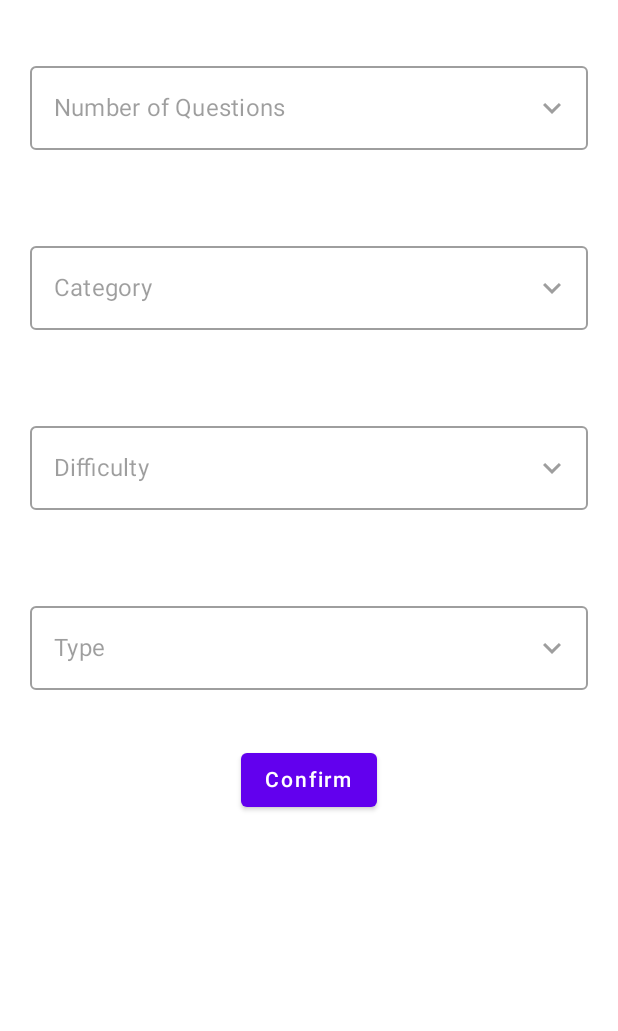
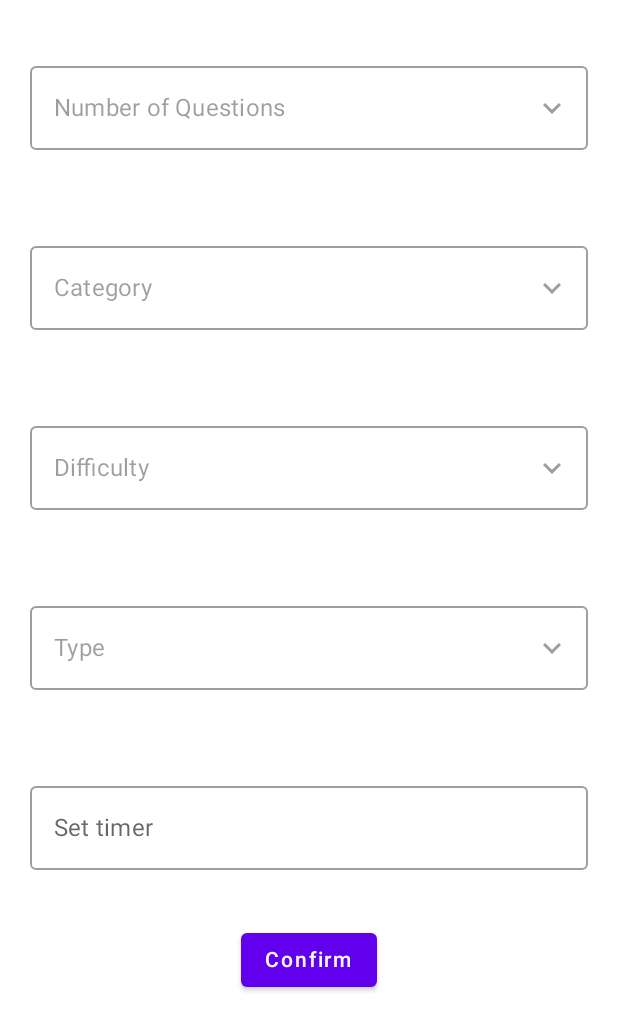
Before and after one commit to kabeCoder/QuizApp, an Android app built with Jetpack Compose: the @Preview function PreviewPlayScreen, on a phone screen of 412 x 824 dp. Shown: the top 1031 px of the screen. Run offline under Robolectric (Android 15) with nearby library versions, the phone set to English and light mode, and no system bars; our stand-ins replace constraintlayout-compose; libraries missing offline, so code that uses them is left out: com.ramcosta.composedestinations; network calls fail.

Commit message:
feat: added timer and score

```diff
--- a/app/src/main/java/com/kabe/quizapp/data/base/RetrofitBuilder.kt
+++ b/app/src/main/java/com/kabe/quizapp/data/base/RetrofitBuilder.kt
@@ -9,7 +9,6 @@ import java.io.IOException
 object RetrofitBuilder {
 
     class NoInternetInterceptor(private val context: Context) : Interceptor {
-
         override fun intercept(chain: Interceptor.Chain): Response {
             return if (!NetworkUtil.isNetworkAvailable(context)) {
                 throw NoInternetException()
--- a/app/src/main/java/com/kabe/quizapp/ui/presentation/playscreen/SetupScreen.kt
+++ b/app/src/main/java/com/kabe/quizapp/ui/presentation/playscreen/SetupScreen.kt
@@ -1,29 +1,24 @@
 package com.kabe.quizapp.ui.presentation.playscreen
 
-import androidx.compose.foundation.BorderStroke
-import androidx.compose.foundation.border
+import androidx.compose.foundation.clickable
 import androidx.compose.foundation.layout.fillMaxSize
+import androidx.compose.foundation.layout.fillMaxWidth
+import androidx.compose.foundation.layout.padding
 import androidx.compose.runtime.*
 import androidx.constraintlayout.compose.ConstraintLayout
 import com.kabe.quizapp.ui.theme.QuizAppTheme
 import com.ramcosta.composedestinations.annotation.Destination
-import androidx.compose.foundation.clickable
-import androidx.compose.foundation.layout.*
 import androidx.compose.material.*
-import androidx.compose.material.icons.Icons
-import androidx.compose.material.icons.filled.KeyboardArrowDown
-import androidx.compose.material.icons.filled.KeyboardArrowUp
 import androidx.compose.ui.Modifier
-import androidx.compose.ui.geometry.Size
-import androidx.compose.ui.graphics.Color
 import androidx.compose.ui.layout.onGloballyPositioned
-import androidx.compose.ui.platform.LocalDensity
 import androidx.compose.ui.res.stringArrayResource
+import androidx.compose.ui.res.stringResource
 import androidx.compose.ui.tooling.preview.Preview
 import androidx.compose.ui.unit.dp
 import androidx.compose.ui.unit.toSize
 import com.kabe.quizapp.R
 import com.kabe.quizapp.ui.presentation.destinations.QuizScreenDestination
+import com.kabe.quizapp.ui.presentation.playscreen.views.DropDownMenu
 import com.ramcosta.composedestinations.navigation.DestinationsNavigator
 
 @Destination
@@ -32,12 +27,13 @@ fun SetUpScreen(
     navigator: DestinationsNavigator?
 ) {
     ConstraintLayout(modifier = Modifier.fillMaxSize()) {
-        val (amount, category, difficulty, type, confirmButton) = createRefs()
+        val (amount, category, difficulty, type, timer, confirmButton) = createRefs()
 
         var numberOfQuestions = ""
         var categoryOfQuestions = ""
         var difficultyOfQuestions = ""
         var typeOfQuestions = ""
+        val initialSelected = remember { mutableStateOf("") }
 
         DropDownMenu(
             "Number of Questions",
@@ -113,8 +109,20 @@ fun SetUpScreen(
             }
         }
 
+        OutlinedTextField(
+            value = initialSelected.value,
+            onValueChange = { initialSelected.value = it },
+            modifier = Modifier
+                .fillMaxWidth()
+                .padding(20.dp)
+                .constrainAs(timer) {
+                    top.linkTo(type.bottom, margin = 16.dp)
+                },
+            label = { Text(text = stringResource(id = R.string.label_timer_in_seconds)) },
+        )
+
         ConfirmButton(label = "Confirm", modifier = Modifier.constrainAs(confirmButton) {
-            top.linkTo(type.bottom, margin = 16.dp)
+            top.linkTo(timer.bottom, margin = 16.dp)
             centerHorizontallyTo(parent)
         }) {
             navigator?.navigate(
@@ -122,73 +130,10 @@ fun SetUpScreen(
                     numberOfQuestions.toInt(),
                     categoryOfQuestions.toInt(),
                     difficultyOfQuestions,
-                    typeOfQuestions
+                    typeOfQuestions,
+                    initialSelected.value.toInt()
                 )
             )
-        }
-    }
-}
-
-@Composable
-fun DropDownMenu(
-    selectTitle: String,
-    selectedList: Array<String>,
-    modifier: Modifier,
-    onValueSelected: (String) -> Unit
-) {
-    // Declaring a boolean value to store
-    // the expanded state of the Text Field
-    val isExpanded = remember { mutableStateOf(false) }
-
-    // Create a string value to store the selected item
-    val initialSelected = remember { mutableStateOf("") }
-
-    val mTextFieldSize = remember { mutableStateOf(Size.Zero) }
-
-    // Up Icon when expanded and down icon when collapsed
-    val icon = if (isExpanded.value)
-        Icons.Filled.KeyboardArrowUp
-    else
-        Icons.Filled.KeyboardArrowDown
-
-    Column(modifier.padding(20.dp)) {
-
-        // Create an Outlined Text Field
-        // with icon and not expanded
-        OutlinedTextField(
-            value = initialSelected.value,
-            onValueChange = { initialSelected.value = it },
-            modifier = modifier
-                .fillMaxWidth()
-                .onGloballyPositioned { coordinates ->
-                    // This value is used to assign to
-                    // the DropDown the same width
-                    mTextFieldSize.value = coordinates.size.toSize()
-                },
-            label = { Text(selectTitle) },
-            enabled = false,
-            trailingIcon = {
-                Icon(icon, "contentDescription",
-                    modifier.clickable { isExpanded.value = !isExpanded.value })
-            }
-        )
-
-        // Create a drop-down menu with list of cities,
-        DropdownMenu(
-            expanded = isExpanded.value,
-            onDismissRequest = { isExpanded.value = false },
-            modifier = modifier
-                .width(with(LocalDensity.current) { mTextFieldSize.value.width.toDp() }),
-        ) {
-            selectedList.forEach { label ->
-                    DropdownMenuItem(onClick = {
-                        initialSelected.value = label
-                        isExpanded.value = false
-                        onValueSelected.invoke(initialSelected.value)
-                    }) {
-                        Text(text = label)
-                    }
-            }
         }
     }
 }
--- /dev/null
+++ b/app/src/main/java/com/kabe/quizapp/ui/presentation/playscreen/views/DropdownMenu.kt
@@ -0,0 +1,86 @@
+package com.kabe.quizapp.ui.presentation.playscreen.views
+
+import androidx.compose.foundation.clickable
+import androidx.compose.foundation.layout.Column
+import androidx.compose.foundation.layout.fillMaxWidth
+import androidx.compose.foundation.layout.padding
+import androidx.compose.foundation.layout.width
+import androidx.compose.material.*
+import androidx.compose.material.icons.Icons
+import androidx.compose.material.icons.filled.KeyboardArrowDown
+import androidx.compose.material.icons.filled.KeyboardArrowUp
+import androidx.compose.runtime.Composable
+import androidx.compose.runtime.mutableStateOf
+import androidx.compose.runtime.remember
+import androidx.compose.ui.Modifier
+import androidx.compose.ui.geometry.Size
+import androidx.compose.ui.layout.onGloballyPositioned
+import androidx.compose.ui.platform.LocalDensity
+import androidx.compose.ui.tooling.preview.Preview
+import androidx.compose.ui.unit.dp
+import androidx.compose.ui.unit.toSize
+
+@Composable
+fun DropDownMenu(
+    selectTitle: String,
+    selectedList: Array<String>,
+    modifier: Modifier = Modifier,
+    onValueSelected: (String) -> Unit
+) {
+
+    val isExpanded = remember { mutableStateOf(false) }
+
+    val initialSelected = remember { mutableStateOf("") }
+
+    val mTextFieldSize = remember { mutableStateOf(Size.Zero) }
+
+    val icon = if (isExpanded.value)
+        Icons.Filled.KeyboardArrowUp
+    else
+        Icons.Filled.KeyboardArrowDown
+
+    Column(modifier.padding(20.dp)) {
+
+        OutlinedTextField(
+            value = initialSelected.value,
+            onValueChange = { initialSelected.value = it },
+            modifier = modifier
+                .fillMaxWidth()
+                .onGloballyPositioned { coordinates ->
+                    mTextFieldSize.value = coordinates.size.toSize()
+                },
+            label = { Text(selectTitle) },
+            enabled = false,
+            trailingIcon = {
+                Icon(icon, "contentDescription",
+                    modifier.clickable { isExpanded.value = !isExpanded.value })
+            }
+        )
+
+        DropdownMenu(
+            expanded = isExpanded.value,
+            onDismissRequest = { isExpanded.value = false },
+            modifier = modifier
+                .width(with(LocalDensity.current) { mTextFieldSize.value.width.toDp() }),
+        ) {
+            selectedList.forEach { label ->
+                DropdownMenuItem(onClick = {
+                    initialSelected.value = label
+                    isExpanded.value = false
+                    onValueSelected.invoke(initialSelected.value)
+                }) {
+                    Text(text = label)
+                }
+            }
+        }
+    }
+}
+
+@Preview(showBackground = true)
+@Composable
+fun PreviewDropdownMenu() {
+    DropDownMenu(
+        selectTitle = "Dropdown",
+        selectedList = arrayOf("",""),
+        onValueSelected = {} )
+}
--- a/app/src/main/java/com/kabe/quizapp/util/NetworkUtil.kt
+++ b/app/src/main/java/com/kabe/quizapp/util/NetworkUtil.kt
@@ -7,7 +7,6 @@ import android.os.Build
 import dagger.hilt.android.qualifiers.ApplicationContext
 
 object NetworkUtil {
-
     fun isNetworkAvailable(@ApplicationContext context: Context): Boolean {
 
         val connectivityManager = context.getSystemService(Context.CONNECTIVITY_SERVICE) as ConnectivityManager
--- a/app/src/main/res/values/strings.xml
+++ b/app/src/main/res/values/strings.xml
@@ -1,5 +1,8 @@
 <resources>
     <string name="app_name">QuizApp</string>
+
+    // Setup Screen
+    <string name="label_timer_in_seconds">Set timer </string>
 
     // Number of Questions
     <string-array name="number_of_questions">
```
Also changed, not shown: app/src/main/java/com/kabe/quizapp/ui/presentation/quizscreen/QuizScreen.kt (+14 -2 lines), app/src/main/java/com/kabe/quizapp/ui/presentation/quizscreen/views/CountdownTimer.kt (added, +26 -0 lines).
